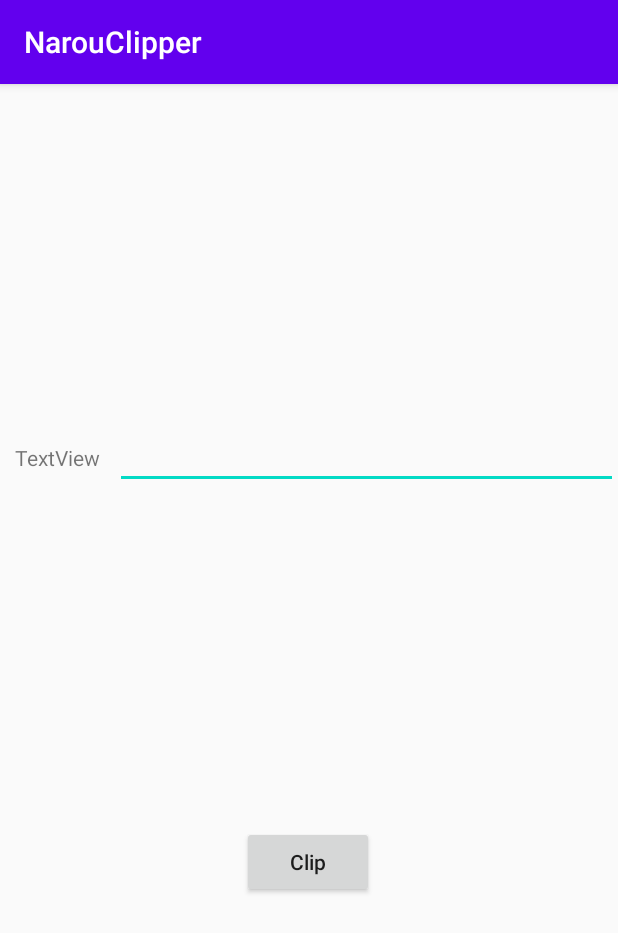
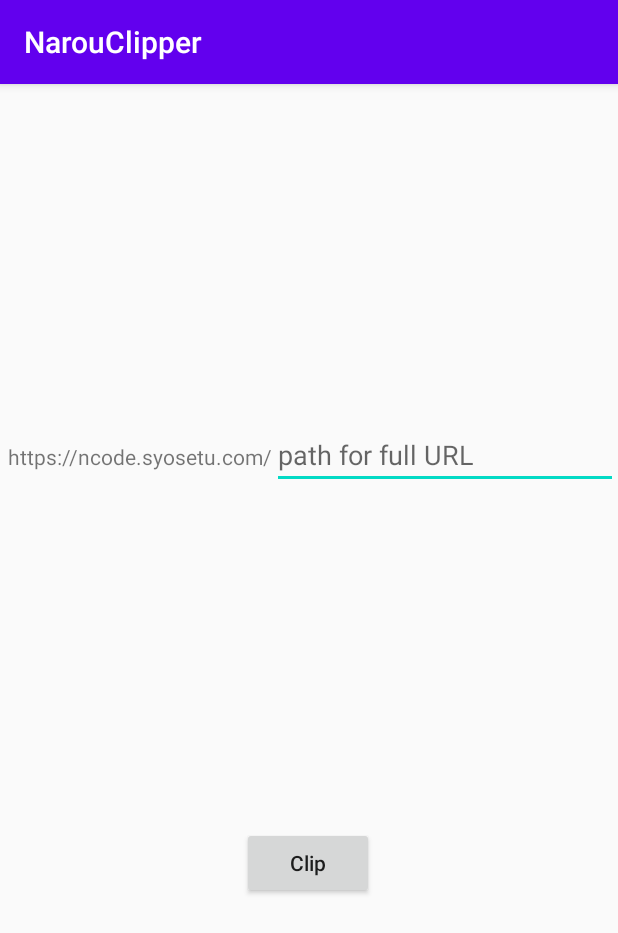
Before and after one commit to wisteriatrellis/NarouClipper, an Android app: the screen it shows after launch (MainActivity), on a phone screen of 412 x 824 dp. Shown: the top 933 px of the screen. Run offline under Robolectric (Android 15) with nearby library versions, the phone set to English and light mode, and no system bars.

Commit message:
add hostTextView and hint

```diff
--- a/app/src/main/res/layout/activity_main.xml
+++ b/app/src/main/res/layout/activity_main.xml
@@ -5,6 +5,30 @@
     android:layout_width="match_parent"
     android:layout_height="match_parent"
     tools:context=".MainActivity">
+
+    <TextView
+        android:id="@+id/hostTextView"
+        android:layout_width="wrap_content"
+        android:layout_height="wrap_content"
+        android:paddingStart="5dp"
+        android:text="@string/host_text_view"
+        app:layout_constraintBaseline_toBaselineOf="@+id/urlInputTextView"
+        app:layout_constraintEnd_toStartOf="@+id/urlInputTextView"
+        app:layout_constraintStart_toStartOf="parent" />
+
+    <AutoCompleteTextView
+        android:id="@+id/urlInputTextView"
+        android:layout_width="0dp"
+        android:layout_height="wrap_content"
+        android:dropDownWidth="wrap_content"
+        android:dropDownHeight="wrap_content"
+        android:paddingEnd="5dp"
+        android:hint="@string/url_input_text_view_hint"
+        android:text="@string/url_input_text_view"
+        app:layout_constraintBottom_toTopOf="@+id/clipButton"
+        app:layout_constraintEnd_toEndOf="parent"
+        app:layout_constraintStart_toEndOf="@+id/hostTextView"
+        app:layout_constraintTop_toTopOf="parent" />
 
     <Button
         android:id="@+id/clipButton"
@@ -18,25 +42,4 @@
         app:layout_constraintStart_toStartOf="parent"
         app:layout_constraintTop_toBottomOf="@+id/urlInputTextView" />
 
-    <TextView
-        android:id="@+id/hostTextView"
-        android:layout_width="wrap_content"
-        android:layout_height="wrap_content"
-        android:padding="10dp"
-        android:text="TextView"
-        app:layout_constraintBaseline_toBaselineOf="@+id/urlInputTextView"
-        app:layout_constraintEnd_toStartOf="@+id/urlInputTextView"
-        app:layout_constraintStart_toStartOf="parent" />
-
-    <AutoCompleteTextView
-        android:id="@+id/urlInputTextView"
-        android:layout_width="0dp"
-        android:layout_height="wrap_content"
-        android:padding="10dp"
-        android:text="@string/url_input_text_view"
-        app:layout_constraintBottom_toTopOf="@+id/clipButton"
-        app:layout_constraintEnd_toEndOf="parent"
-        app:layout_constraintStart_toEndOf="@+id/hostTextView"
-        app:layout_constraintTop_toTopOf="parent" />
-
 </androidx.constraintlayout.widget.ConstraintLayout>
--- a/app/src/main/res/values/strings.xml
+++ b/app/src/main/res/values/strings.xml
@@ -1,5 +1,8 @@
 <resources>
     <string name="app_name">NarouClipper</string>
+    <string name="url_input_text_view"></string>
+    <string name="url_input_text_view_hint">path for full URL</string>
+    <string name="host_text_view">https://ncode.syosetu.com/</string>
     <string name="clip_button">Clip</string>
-    <string name="url_input_text_view"></string>
+
 </resources>
```
